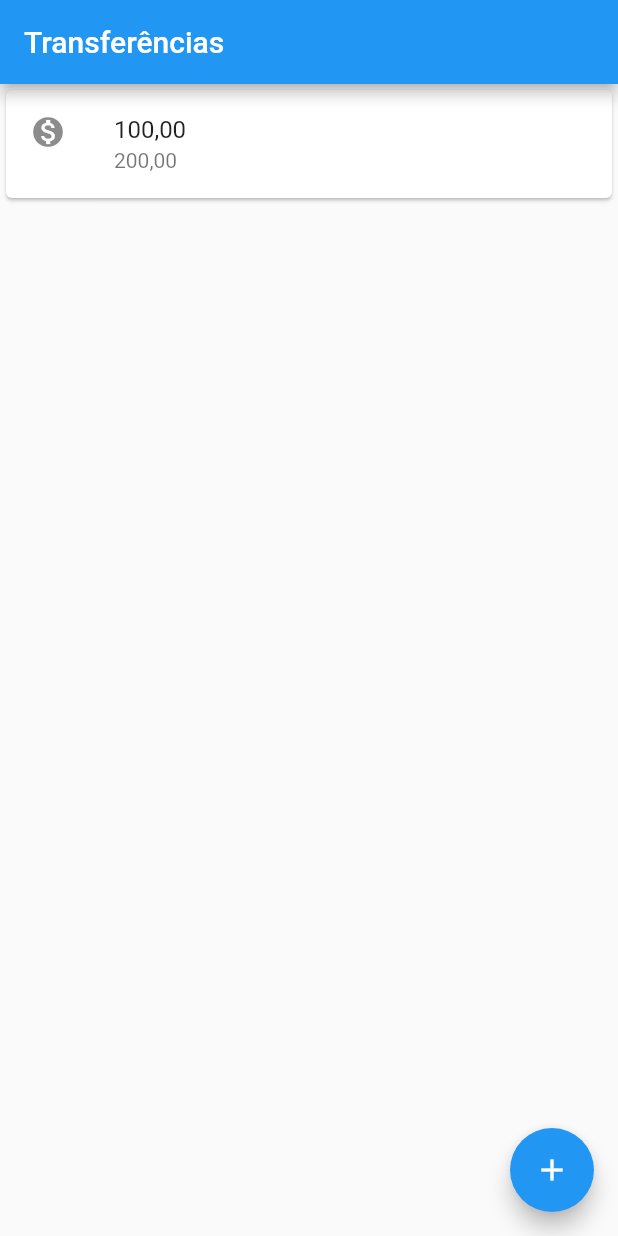
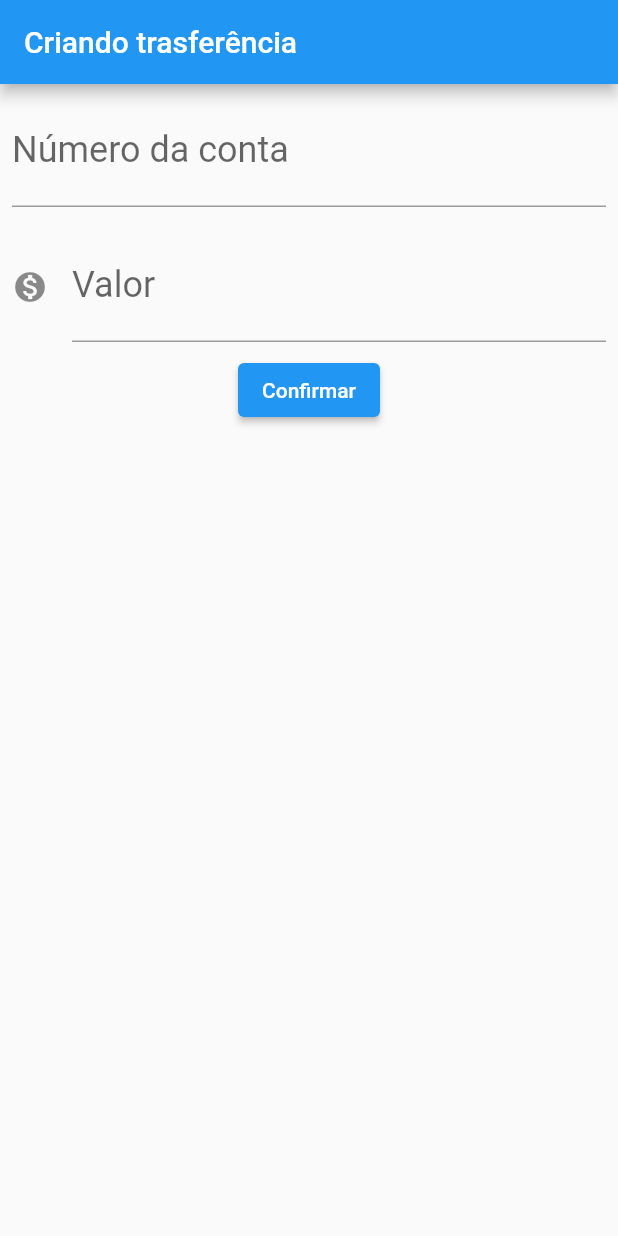
Before and after one commit to silveiraluisf/projeto-flutter-treino, a Flutter app: the screen it shows after launch, on a phone screen of 412 x 824 dp. Run offline on Flutter 3.47's test engine with Material 2 defaults, Android fonts, the phone set to English and light mode, and no system bars.

Commit message:
pagina atualizada com os formularios, retornando os valores inseridos para o console ao clicar no botao confirmar

```diff
--- a/lib/main.dart
+++ b/lib/main.dart
@@ -1,39 +1,138 @@
 import 'package:flutter/material.dart';
 
-void main() => runApp(MaterialApp(
-  home: Scaffold(
-    body: ListaTransferencias(),
-    appBar: AppBar(title: Text('Transferências'),),
-    floatingActionButton: FloatingActionButton(
-      onPressed: () { },
-      child: Icon(Icons.add),
-    ),
-  ),
-));
+void main() => runApp(ByteBankApp());
+
+class ByteBankApp extends StatelessWidget {
+  @override
+  Widget build(BuildContext context) {
+    return MaterialApp(
+      home: Scaffold(
+        body: FormularioTransferencia(),
+      ),
+    );
+  }
+}
+
+
+class FormularioTransferencia extends StatelessWidget {
+  final TextEditingController _controladorCampoNumeroConta = TextEditingController();
+  final TextEditingController _controladorCampoValor = TextEditingController();
+
+  @override
+  Widget build(BuildContext context) {
+    return Scaffold(
+      appBar: AppBar(title: Text('Criando trasferência'),),
+      body: Column(
+        children: <Widget>[
+          Padding(
+            padding: const EdgeInsets.all(8.0),
+            child: TextField(
+              controller: _controladorCampoNumeroConta,
+              style: TextStyle(
+                fontSize: 24.0,
+                ),
+              decoration: InputDecoration(
+                labelText: 'Número da conta',
+                hintText: '0000-00'
+                ),
+              keyboardType: TextInputType.number,
+              ),
+          ),
+          Padding(
+            padding: const EdgeInsets.all(8.0),
+            child: TextField(
+              controller: _controladorCampoValor,
+              style: TextStyle(
+                fontSize: 24.0,
+                ),
+              decoration: InputDecoration(
+                icon: Icon(Icons.monetization_on),
+                labelText: 'Valor',
+                hintText: '000.00'
+                ),
+              keyboardType: TextInputType.number,
+              ),
+          ),
+
+
+          ElevatedButton(
+            onPressed: () {
+              debugPrint('clicou');
+              //debugPrint(_controladorCampoNumeroConta.text);
+              //debugPrint(_controladorCampoValor.text);
+              final int? numeroConta = int.tryParse(_controladorCampoNumeroConta.text);
+              final double? valor = double.tryParse(_controladorCampoValor.text);
+              if(numeroConta != null && valor != null){
+              final transferenciaCriada =  Transferencia(valor, numeroConta);
+              debugPrint('$transferenciaCriada');
+              Scaffold.of(context).showSnackBar(
+                  SnackBar(
+                      content: Text('$transferenciaCriada'),
+                  ),
+              );
+              }
+
+            },
+            child: Text('Confirmar'),
+          ),
+        ],
+      ),
+    );
+  }
+}
+
 
 class ListaTransferencias extends StatelessWidget {
   @override
   Widget build(BuildContext context) {
     // TODO: implement build
-    return Column(
-      children: [
-        ItemTransferencia(),
+    return Scaffold(
+      body: Column(
+        children: <Widget>[
+          ItemTransferencia(Transferencia(100.0, 1000)),
+          ItemTransferencia(Transferencia(230.0, 1045)),
+          ItemTransferencia(Transferencia(109.0, 1555)),
       ],
+      ),
+      floatingActionButton: FloatingActionButton(
+        onPressed: () { },
+        child: Icon(Icons.add),
+      ),
+      appBar: AppBar(
+        title: Text('Transferências'),
+      ),
     );
   }
   }
 
   class ItemTransferencia extends StatelessWidget {
+
+  final Transferencia _transferencia;
+
+  ItemTransferencia(this._transferencia);
+
   @override
   Widget build(BuildContext context) {
     // TODO: implement build
     return Card(
       child: ListTile(
         leading: Icon(Icons.monetization_on),
-        title: Text('100,00'),
-        subtitle: Text('200,00'),
+        title: Text(_transferencia.valor.toString()),
+        subtitle: Text(_transferencia.numeroConta.toString()),
       ),
     );
   }
+  }
 
+  class Transferencia {
+    final double valor;
+    final int numeroConta;
+
+    Transferencia(this.valor, this.numeroConta);
+
+    @override
+    String toString() {
+    // TODO: implement toString
+      return 'Transferencia{valor: $valor, numeroConta: $numeroConta}';
   }
+  }
```
